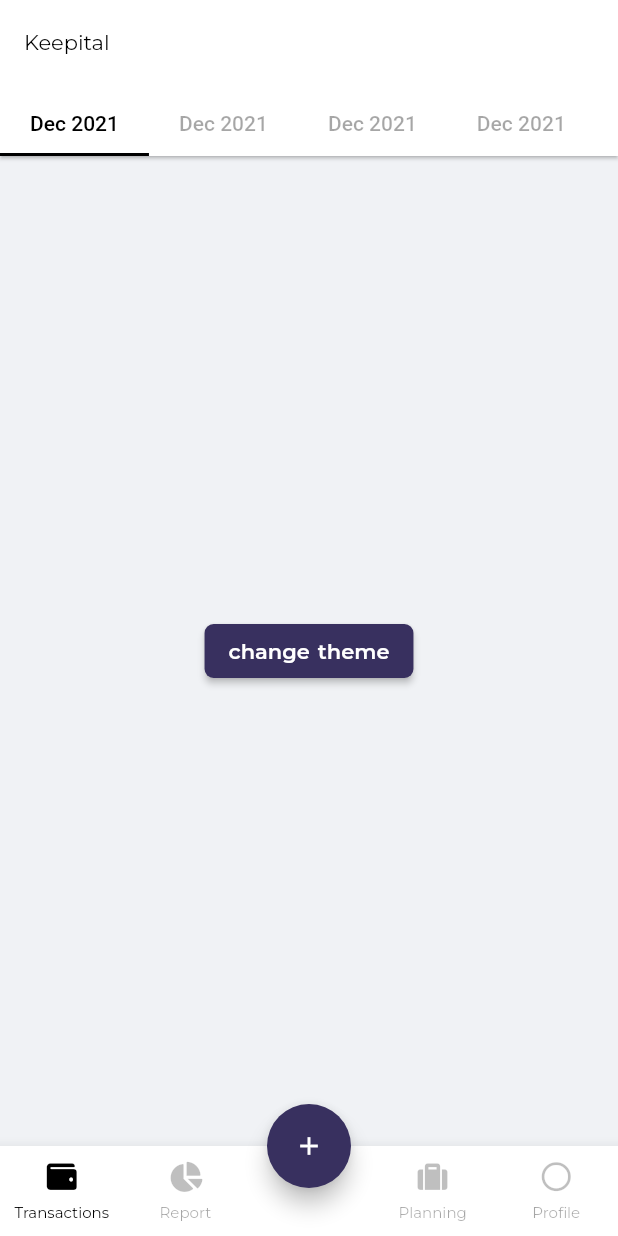
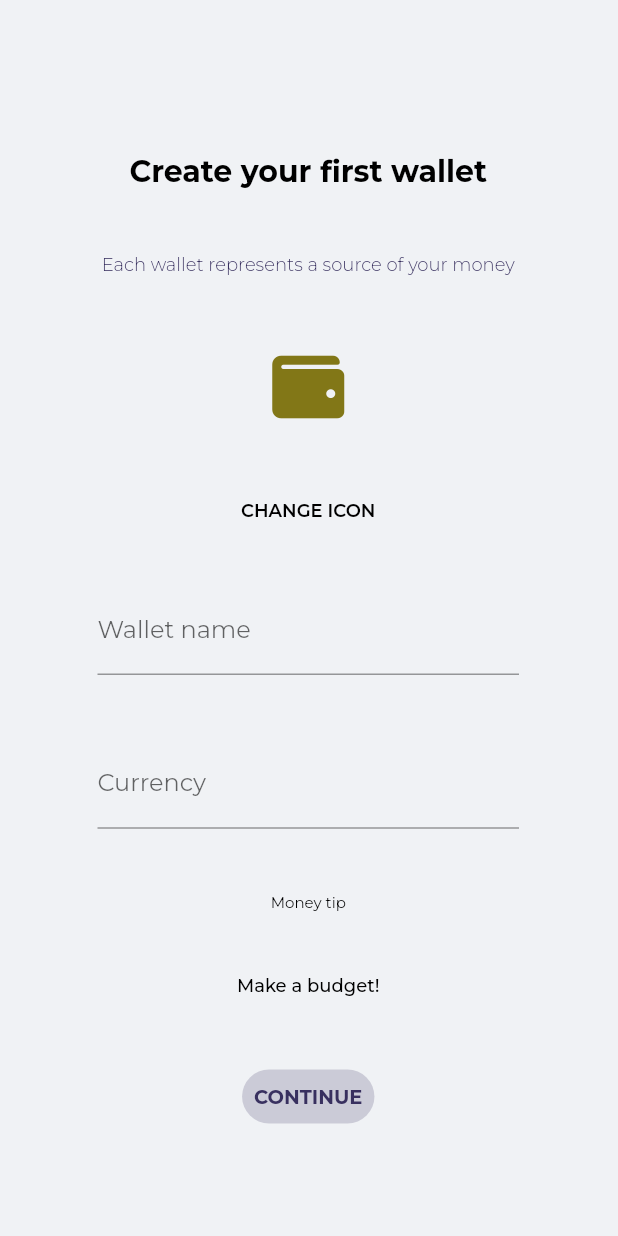
Before and after one commit to princ3od/Keepital, a Flutter app: the screen it shows after launch, on a phone screen of 412 x 824 dp. Run offline on Flutter 3.47's test engine with Material 2 defaults, Android fonts, the phone set to English and light mode, and no system bars; our stand-ins replace font_awesome_flutter, get, get_storage, google_fonts.

Commit message:
Commit for first wallet screen:
	- Complete UI
	- Wait for  change icon wallet

```diff
--- a/lib/app/core/values/languages/en_US.dart
+++ b/lib/app/core/values/languages/en_US.dart
@@ -6,4 +6,15 @@ const Map<String, String> enLanguagePackage = {
   'Report': 'Report',
   'Planning': 'Planning',
   'Profile': 'Profile',
+
+  //first_wallet_name:
+  'Create your first wallet': 'Create your first wallet',
+  'Each wallet represents a source of your money':
+      'Each wallet represents a source of your money',
+  'CHANGE ICON': 'CHANGE ICON',
+  'Wallet name': 'Wallet name',
+  'Currency': 'Currency',
+  'Money tip:': 'Money tip',
+  'Make a budget!': 'Make a budget!'
+  //end_first_wallet.
 };
--- a/lib/app/core/values/languages/vi_VN.dart
+++ b/lib/app/core/values/languages/vi_VN.dart
@@ -6,4 +6,13 @@ const Map<String, String> viLanguagePackage = {
   'Report': 'Báo cáo',
   'Planning': 'Lập kế hoạch',
   'Profile': 'Hồ sơ',
+  //first_wallet_name:
+  'Create your first wallet':'Tạo chiếc ví đầu tiên của bạn',
+  'Each wallet represents a source of your money':'Mỗi chiếc ví sẽ quản lý ngân quỹ của bạn',
+  'CHANGE ICON':'ĐỔI ICON',
+  'Wallet name':'Tên của ví',
+  'Currency':'Đơn vị tiền tệ',
+  'Money tip:':'Mẹo quản lý tiền hiệu quả',
+  'Make a budget!':'Hãy tạo một ngân quỹ'
+  //end_first_wallet.
 };
--- /dev/null
+++ b/lib/app/modules/first_wallet/first_wallet_binding.dart
@@ -0,0 +1,10 @@
+import 'package:get/get.dart';
+import 'package:keepital/app/modules/first_wallet/first_wallet_controller.dart';
+
+
+class FirstWalletScreenBinding implements Bindings {
+  @override
+  void dependencies() {
+    Get.lazyPut<FirstWalletScreenController>(() => FirstWalletScreenController());
+  }
+}
--- /dev/null
+++ b/lib/app/modules/first_wallet/first_wallet_controller.dart
@@ -0,0 +1,10 @@
+import 'package:flutter/cupertino.dart';
+import 'package:flutter/material.dart';
+import 'package:get/get.dart';
+import 'package:keepital/app/core/values/app_strings.dart';
+import 'package:keepital/app/core/values/app_value.dart';
+
+class FirstWalletScreenController extends GetxController {
+
+
+}
--- /dev/null
+++ b/lib/app/modules/first_wallet/screen/first_wallet_screen.dart
@@ -0,0 +1,117 @@
+import 'package:flutter/material.dart';
+import 'package:font_awesome_flutter/font_awesome_flutter.dart';
+import 'package:get/get.dart';
+import 'package:google_fonts/google_fonts.dart';
+import 'package:keepital/app/core/values/app_strings.dart';
+import 'package:keepital/app/modules/first_wallet/first_wallet_controller.dart';
+
+class FirstWalletScreen extends StatefulWidget {
+  const FirstWalletScreen({Key? key}) : super(key: key);
+
+  @override
+  _FirstWalletScreenState createState() => _FirstWalletScreenState();
+}
+
+class _FirstWalletScreenState extends State<FirstWalletScreen> {
+  final FirstWalletScreenController _controller =
+      Get.find<FirstWalletScreenController>();
+  @override
+  Widget build(BuildContext context) {
+    return Scaffold(
+      body: SafeArea(
+        child: Container(
+          padding: const EdgeInsets.fromLTRB(65, 102, 66, 69),
+          width: double.infinity,
+          child: Column(
+            mainAxisAlignment: MainAxisAlignment.start,
+            children: [
+              Text(
+                "Create your first wallet".tr,
+                style: GoogleFonts.montserrat(
+                  fontSize: 20,
+                  fontWeight: FontWeight.bold,
+                ),
+              ),
+              Spacer(),
+              Text(
+                "Each wallet represents a source of your money".tr,
+                style: GoogleFonts.montserrat(
+                  fontSize: 12,
+                  fontWeight: FontWeight.w300,
+                  color: Color(0xFF38305F),
+                ),
+              ),
+              Spacer(),
+              IconButton(
+                  iconSize: 48,
+                  icon: FaIcon(FontAwesomeIcons.wallet),
+                  onPressed: () {
+                    print("Pressed");
+                  }),
+              Spacer(),
+              Text(
+                "CHANGE ICON".tr,
+                style: GoogleFonts.montserrat(
+                  fontSize: 12,
+                  fontWeight: FontWeight.w600,
+                ),
+              ),
+              Spacer(),
+              TextFormField(
+                decoration: InputDecoration(
+                    border: UnderlineInputBorder(),
+                    labelText: "Wallet name".tr),
+              ),
+              Spacer(),
+              TextFormField(
+                decoration: InputDecoration(
+                    border: UnderlineInputBorder(), labelText: "Currency".tr),
+              ),
+              Spacer(),
+              Text(
+                "Money tip:".tr,
+                style: GoogleFonts.montserrat(
+                  fontSize: 10,
+                  fontWeight: FontWeight.normal,
+                ),
+              ),
+              Spacer(),
+              Text(
+                "Make a budget!".tr,
+                style: GoogleFonts.montserrat(
+                  fontSize: 12,
+                  fontWeight: FontWeight.w500,
+                ),
+              ),
+              Spacer(),
+              TextButton(
+                onPressed: () => {},
+                child: Text(
+                  "CONTINUE".tr,
+                  style: GoogleFonts.montserrat(
+                    fontSize: 13,
+                    fontWeight: FontWeight.w700,
+                    color: Color(0xFF38305F),
+                  ),
+                ),
+                style: ButtonStyle(
+                  shape: MaterialStateProperty.all<RoundedRectangleBorder>(
+                    RoundedRectangleBorder(
+                      borderRadius: BorderRadius.circular(18.0),
+                      side: BorderSide(
+                        color: Colors.transparent,
+                      ),
+                    ),
+                  ),
+                  backgroundColor: MaterialStateProperty.all(
+                    Color(0xFF38305F).withOpacity(0.2),
+                  ),
+                ),
+              ),
+            ],
+          ),
+        ),
+      ),
+    );
+  }
+}
--- a/lib/app/routes/pages.dart
+++ b/lib/app/routes/pages.dart
@@ -1,4 +1,6 @@
 import 'package:get/get.dart';
+import 'package:keepital/app/modules/first_wallet/first_wallet_binding.dart';
+import 'package:keepital/app/modules/first_wallet/screen/first_wallet_screen.dart';
 import 'package:keepital/app/modules/home/home_binding.dart';
 import 'package:keepital/app/modules/home/screens/home_screen.dart';
 
@@ -11,5 +13,10 @@ abstract class AppPages {
       page: () => HomeScreen(),
       binding: HomeBinding(),
     ),
+    GetPage(
+      name: Routes.First_Wallet,
+      page: () => FirstWalletScreen(),
+      binding: FirstWalletScreenBinding(),
+    ),
   ];
 }
--- a/lib/app/routes/routes.dart
+++ b/lib/app/routes/routes.dart
@@ -3,4 +3,5 @@ part of './pages.dart';
 abstract class Routes {
   static const Home = '/home';
   static const Auth = '/auth';
+  static const First_Wallet = '/first_wallet';
 }
--- a/lib/main.dart
+++ b/lib/main.dart
@@ -21,7 +21,8 @@ class MyApp extends StatelessWidget {
       theme: AppTheme.lightTheme,
       darkTheme: AppTheme.darkTheme,
       themeMode: ThemeService.theme,
-      initialRoute: Routes.Home,
+      //initialRoute: Routes.Home,
+      initialRoute: Routes.First_Wallet,
       locale: LocalizationService.locale,
       fallbackLocale: LocalizationService.fallbackLocale,
       translations: LocalizationService(),
```
